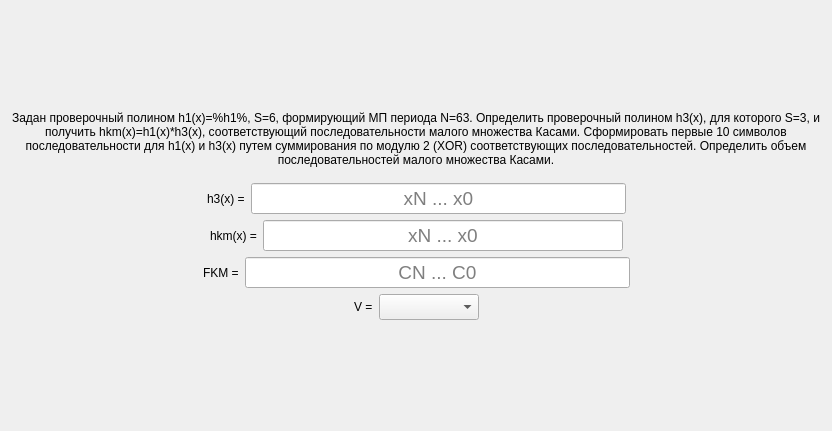
Before: the Qt Designer form task/screentask7.ui in bukhmastov/fpsp, drawn with Qt 5.
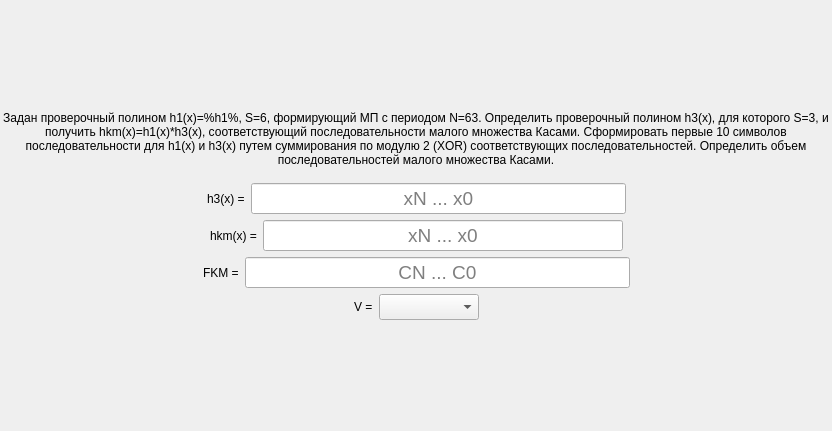
After: the same form once the commit is applied.

```diff
--- a/task/screentask7.ui
+++ b/task/screentask7.ui
@@ -47,7 +47,7 @@
         <string notr="true">font: 75 16pt &quot;MS Shell Dlg 2&quot;;</string>
        </property>
        <property name="text">
-        <string>Задан проверочный полином h1(x)=%h1%, S=6, формирующий МП периода N=63. Определить проверочный полином h3(x), для которого S=3, и получить hkm(x)=h1(x)*h3(x), соответствующий последовательности малого множества Касами. Сформировать первые 10 символов последовательности для h1(x) и h3(x) путем суммирования по модулю 2 (XOR) соответствующих последовательностей. Определить объем последовательностей малого множества Касами.</string>
+        <string>Задан проверочный полином h1(x)=%h1%, S=6, формирующий МП с периодом N=63. Определить проверочный полином h3(x), для которого S=3, и получить hkm(x)=h1(x)*h3(x), соответствующий последовательности малого множества Касами. Сформировать первые 10 символов последовательности для h1(x) и h3(x) путем суммирования по модулю 2 (XOR) соответствующих последовательностей. Определить объем последовательностей малого множества Касами.</string>
        </property>
        <property name="alignment">
         <set>Qt::AlignCenter</set>
```
